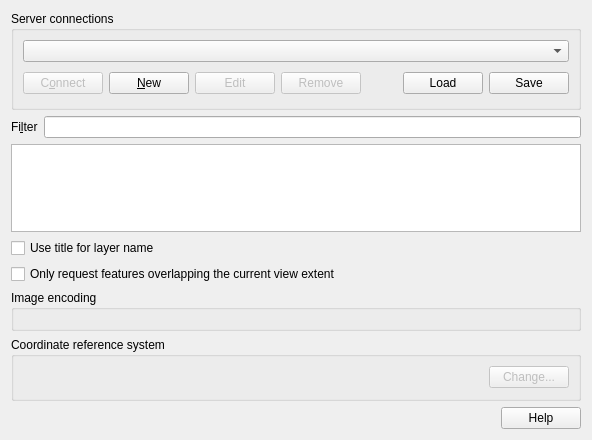
qgis/QGIS, file src/ui/qgsarcgisservicesourceselectbase.ui: the form before one commit.
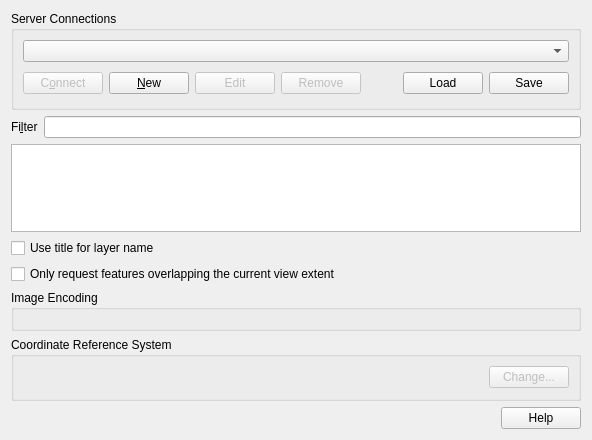
The form after the commit.

Diff of the .ui file:
```diff
--- a/src/ui/qgsarcgisservicesourceselectbase.ui
+++ b/src/ui/qgsarcgisservicesourceselectbase.ui
@@ -14,7 +14,7 @@
    <item>
     <widget class="QGroupBox" name="GroupBox1">
      <property name="title">
-      <string>Server connections</string>
+      <string>Server Connections</string>
      </property>
      <layout class="QGridLayout" name="gridLayout_2">
       <item row="0" column="0">
@@ -178,7 +178,7 @@
    <item>
     <widget class="QGroupBox" name="gbImageEncoding">
      <property name="title">
-      <string>Image encoding</string>
+      <string>Image Encoding</string>
      </property>
      <layout class="QHBoxLayout" name="horizontalLayout_2"/>
     </widget>
@@ -186,7 +186,7 @@
    <item>
     <widget class="QGroupBox" name="gbCRS">
      <property name="title">
-      <string>Coordinate reference system</string>
+      <string>Coordinate Reference System</string>
      </property>
      <layout class="QHBoxLayout">
       <property name="spacing">
```
